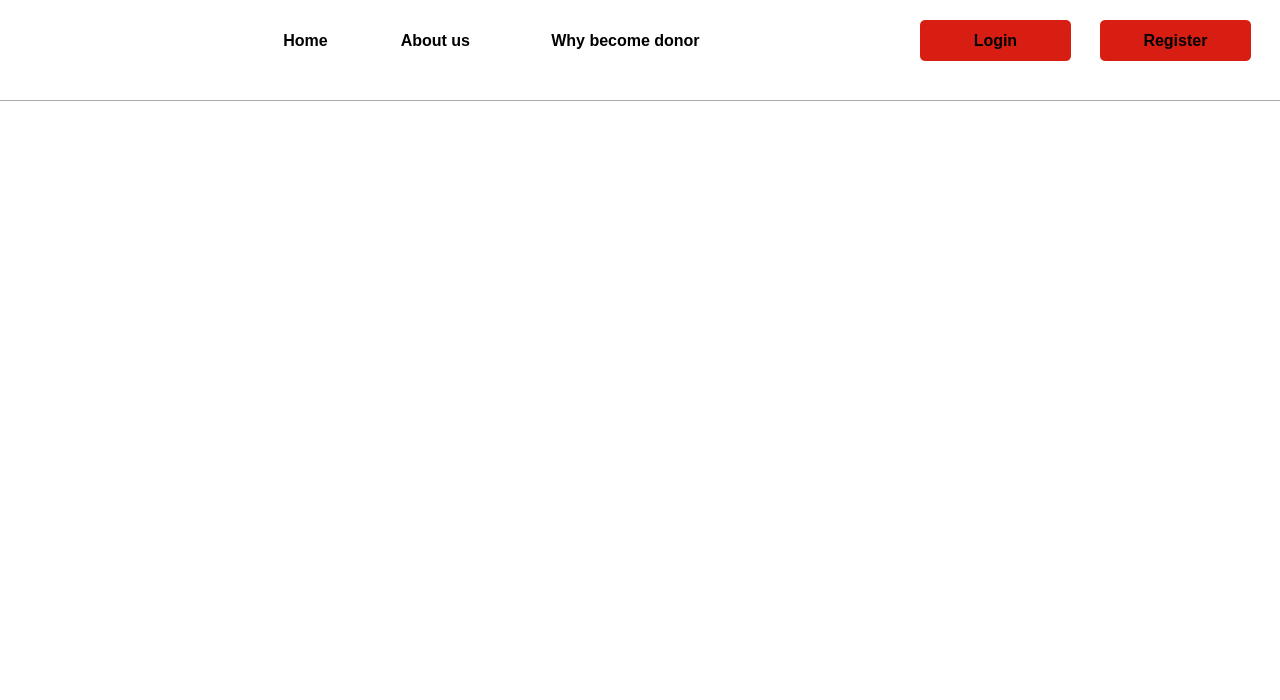
Old version of the form why_become_donor.ui in the repository Rista10/Final.
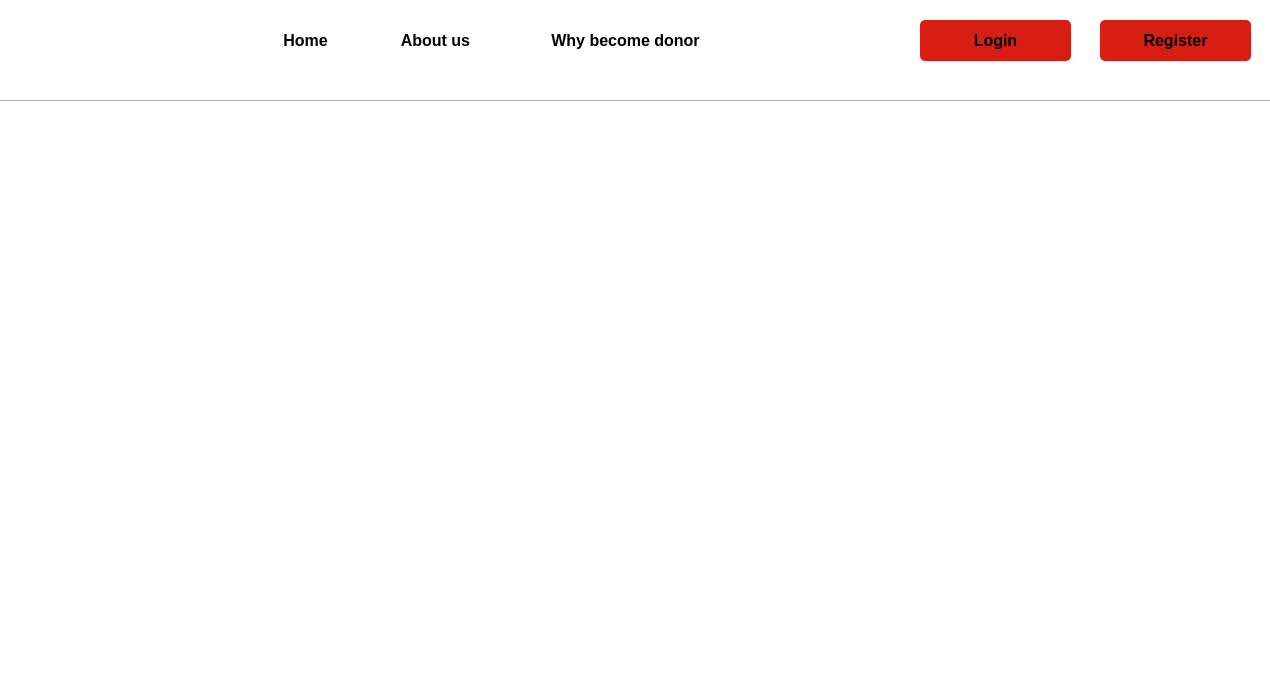
New version of the form. Icons and pictures are not drawn.

```diff
--- a/why_become_donor.ui
+++ b/why_become_donor.ui
@@ -6,7 +6,7 @@
    <rect>
     <x>0</x>
     <y>0</y>
-    <width>1280</width>
+    <width>1270</width>
     <height>700</height>
    </rect>
   </property>
```
